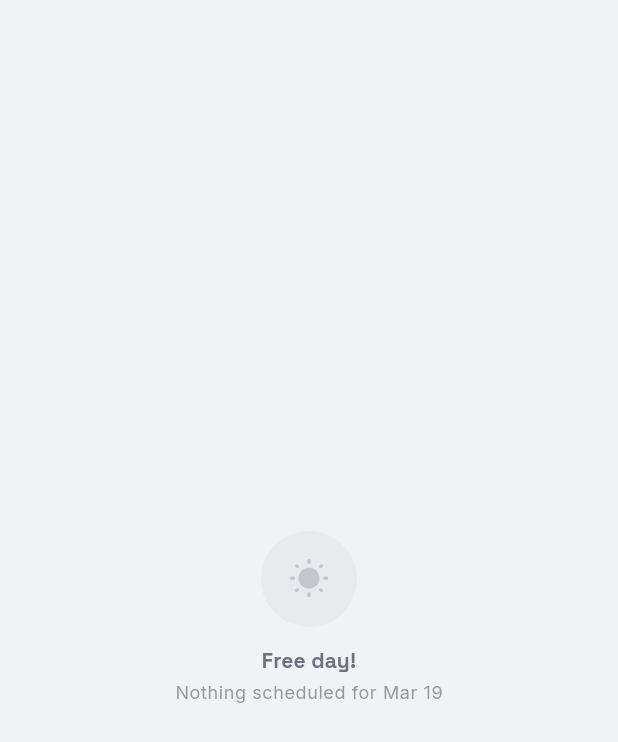
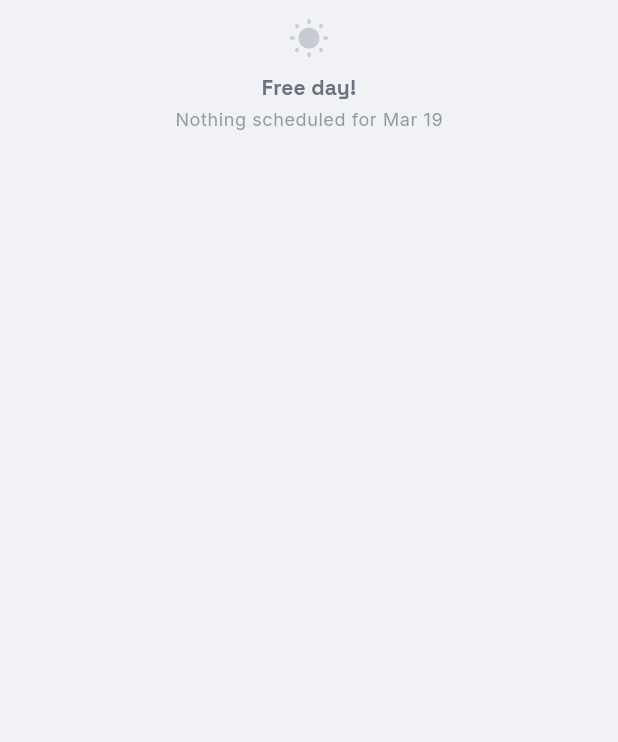
Before and after one commit to abel-hak/UniTrack, a Flutter app: the _EmptyDay widget shown alone on an empty page, opened directly with empty values, on a phone screen of 412 x 824 dp. Shown: the top 742 px of the screen. Run offline on Flutter 3.47's test engine with Material 3 defaults, Android fonts, the phone set to English and light mode, and no system bars; our stand-ins replace dio, flutter_local_notifications, flutter_riverpod, flutter_secure_storage, google_fonts, shared_preferences and 1 more; accounts and stored records are empty.

Commit message:
UI Polish

```diff
--- a/unitrack_flutter/lib/ui/calendar_tab.dart
+++ b/unitrack_flutter/lib/ui/calendar_tab.dart
@@ -669,24 +669,19 @@ class _EmptyDay extends StatelessWidget {
     final text = Theme.of(context).textTheme;
     final primary = Theme.of(context).colorScheme.primary;
 
-    return Center(
+    return SingleChildScrollView(
+      child: Center(
+        child: Padding(
+          padding: const EdgeInsets.symmetric(vertical: 12),
           child: Column(
             mainAxisSize: MainAxisSize.min,
             children: [
-          Container(
-            width: 64,
-            height: 64,
-            decoration: BoxDecoration(
-              color: colors.mutedForeground.withValues(alpha: 0.06),
-              shape: BoxShape.circle,
-            ),
-            child: Icon(
+              Icon(
                 Icons.wb_sunny_rounded,
                 size: 28,
                 color: colors.mutedForeground.withValues(alpha: 0.3),
               ),
-          ),
-          const SizedBox(height: 12),
+              const SizedBox(height: 8),
               Text(
                 selectedDay != null
                     ? 'Free day!'
@@ -721,6 +716,8 @@ class _EmptyDay extends StatelessWidget {
             ),
             ],
           ],
+        ),
+      ),
     ),
     );
   }
```
Lines whose indentation alone changed are shown as unchanged.
